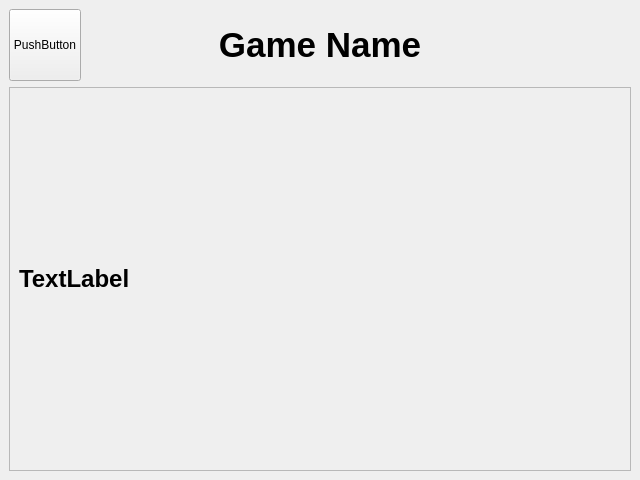
First picture: the form in main_app/ui/main_window.ui, repository MBoffin/cs361, before the edit.
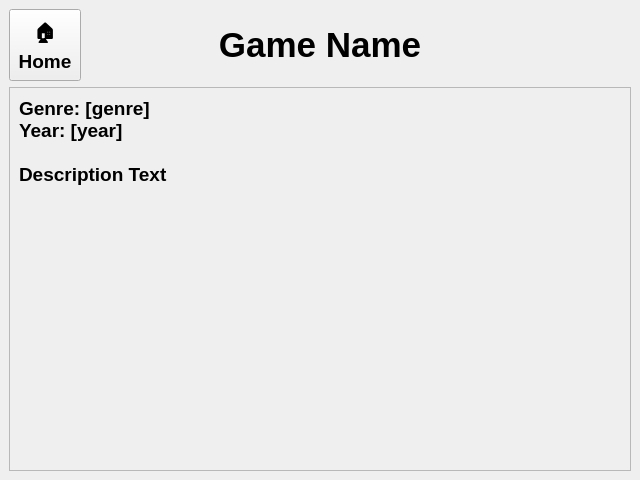
Second picture: the form after the edit. The open tabs and pages were chosen to show the change. Icons and pictures are not drawn.

```diff
--- a/main_app/ui/main_window.ui
+++ b/main_app/ui/main_window.ui
@@ -468,8 +468,15 @@
                <height>72</height>
               </size>
              </property>
+             <property name="font">
+              <font>
+               <pointsize>14</pointsize>
+               <bold>true</bold>
+              </font>
+             </property>
              <property name="text">
-              <string>PushButton</string>
+              <string notr="true">🏠
+Home</string>
              </property>
             </widget>
            </item>
@@ -548,17 +555,32 @@
                 <widget class="QLabel" name="lbl_ViewDescription">
                  <property name="font">
                   <font>
-                   <pointsize>18</pointsize>
+                   <pointsize>14</pointsize>
                    <bold>true</bold>
                   </font>
                  </property>
                  <property name="text">
-                  <string>TextLabel</string>
+                  <string notr="true">Genre: [genre]
+Year: [year]
+
+Description Text</string>
+                 </property>
+                 <property name="alignment">
+                  <set>Qt::AlignmentFlag::AlignLeading|Qt::AlignmentFlag::AlignLeft|Qt::AlignmentFlag::AlignTop</set>
+                 </property>
+                 <property name="wordWrap">
+                  <bool>true</bool>
                  </property>
                 </widget>
                </item>
                <item>
-                <widget class="QLabel" name="lbl_ViewGameArt">
+                <widget class="QWidget" name="widget_11" native="true">
+                 <property name="sizePolicy">
+                  <sizepolicy hsizetype="Fixed" vsizetype="Preferred">
+                   <horstretch>0</horstretch>
+                   <verstretch>0</verstretch>
+                  </sizepolicy>
+                 </property>
                  <property name="minimumSize">
                   <size>
                    <width>200</width>
@@ -571,15 +593,40 @@
                    <height>16777215</height>
                   </size>
                  </property>
-                 <property name="text">
-                  <string/>
-                 </property>
-                 <property name="pixmap">
-                  <pixmap resource="images/GameArt.qrc">:/GameArt/placeholder.png</pixmap>
-                 </property>
-                 <property name="alignment">
-                  <set>Qt::AlignmentFlag::AlignLeading|Qt::AlignmentFlag::AlignLeft|Qt::AlignmentFlag::AlignTop</set>
-                 </property>
+                 <widget class="QLabel" name="lbl_ViewGameArt">
+                  <property name="geometry">
+                   <rect>
+                    <x>0</x>
+                    <y>0</y>
+                    <width>200</width>
+                    <height>300</height>
+                   </rect>
+                  </property>
+                  <property name="minimumSize">
+                   <size>
+                    <width>200</width>
+                    <height>0</height>
+                   </size>
+                  </property>
+                  <property name="maximumSize">
+                   <size>
+                    <width>200</width>
+                    <height>16777215</height>
+                   </size>
+                  </property>
+                  <property name="text">
+                   <string/>
+                  </property>
+                  <property name="pixmap">
+                   <pixmap resource="GameArt.qrc">:/GameArt/placeholder.png</pixmap>
+                  </property>
+                  <property name="scaledContents">
+                   <bool>true</bool>
+                  </property>
+                  <property name="alignment">
+                   <set>Qt::AlignmentFlag::AlignLeading|Qt::AlignmentFlag::AlignLeft|Qt::AlignmentFlag::AlignTop</set>
+                  </property>
+                 </widget>
                 </widget>
                </item>
               </layout>
```
Left out of the diff: 74 changed lines with no effect on the pictures.
